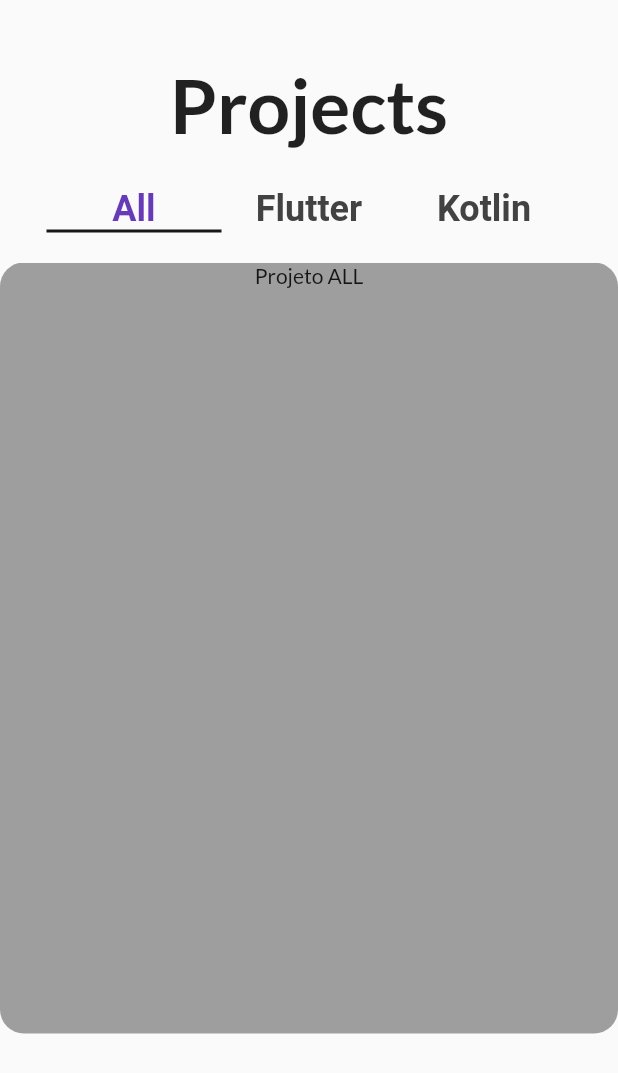
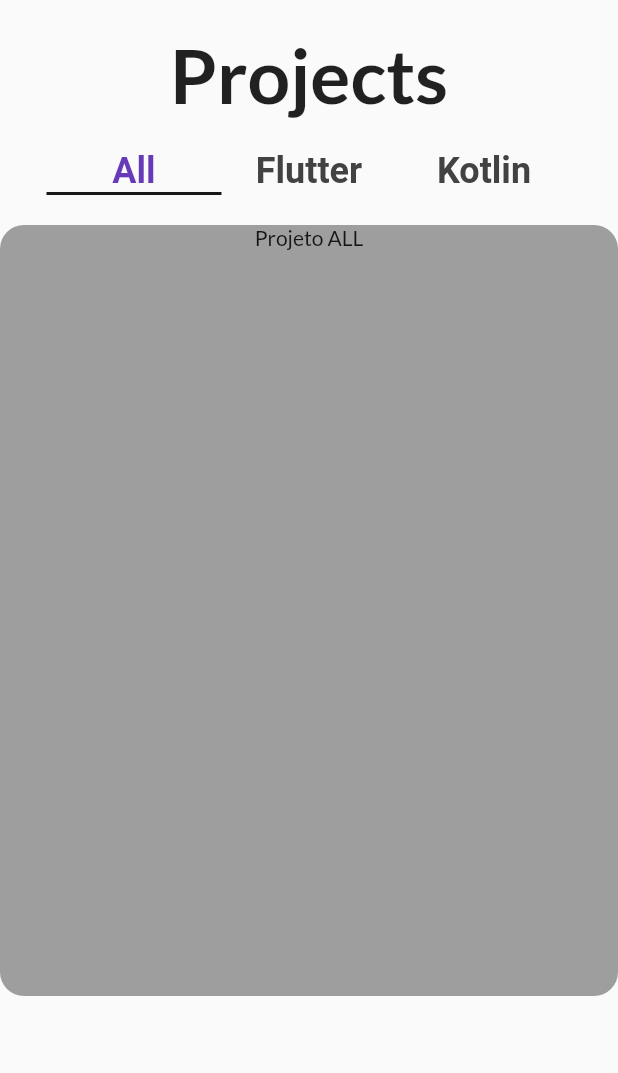
Before and after one commit to Franciscof11/Portfolio_Flutter_Web, a Flutter app: the SkillsPage widget shown alone on an empty page, opened directly, on a phone screen of 412 x 824 dp. Shown: the top 1073 px of the screen. Run offline on Flutter 3.47's test engine with Material 2 defaults, Android fonts, the phone set to English and light mode, and no system bars; our stand-ins replace animated_text_kit, font_awesome_flutter, google_fonts, shimmer; missing offline and left inert: container_tab_indicator.

Commit message:
refactor : Skill Page

```diff
--- a/lib/Pages/skills_page.dart
+++ b/lib/Pages/skills_page.dart
@@ -13,7 +13,7 @@ class SkillsPage extends StatelessWidget {
       height: MediaQuery.of(context).size.height,
       child: Column(
         children: [
-          SizedBox(height: 40),
+          SizedBox(height: 20),
           Text(
             'Projects',
             style: TextStyle(
@@ -22,7 +22,7 @@ class SkillsPage extends StatelessWidget {
               fontWeight: FontWeight.bold,
             ),
           ),
-          SizedBox(height: 25),
+          SizedBox(height: 20),
           DefaultTabController(
             length: 3,
             child: Column(
@@ -77,7 +77,6 @@ class SkillsPage extends StatelessWidget {
               ],
             ),
           ),
-          SizedBox(height: 20),
         ],
       ),
     );
```
Also changed, not shown: pubspec.yaml (+7 -8 lines), assets/icons/weather_now.png (added), pubspec.lock.
